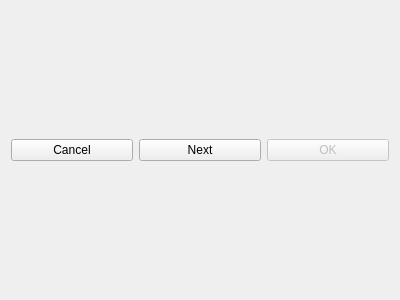
Above: ui/newgamedialog.ui from Ignotus/kdots before the change. Below: the same form after it.
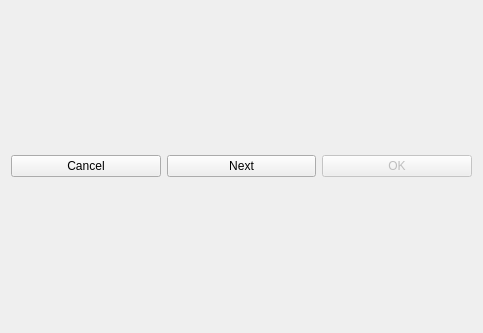
That is the form after the change. Icons and pictures are not drawn. Custom widgets are drawn as their Qt base class.

```diff
--- a/ui/newgamedialog.ui
+++ b/ui/newgamedialog.ui
@@ -6,8 +6,8 @@
    <rect>
     <x>0</x>
     <y>0</y>
-    <width>400</width>
-    <height>300</height>
+    <width>483</width>
+    <height>333</height>
    </rect>
   </property>
   <property name="windowTitle">
```
